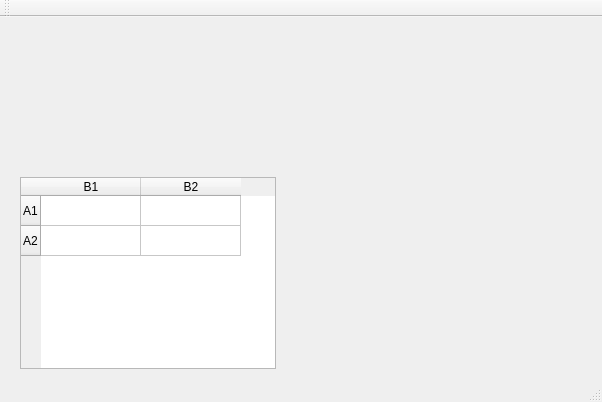
The window that mainwindow.ui (aleax/matrix-game) describes before a commit, drawn with Qt 5.
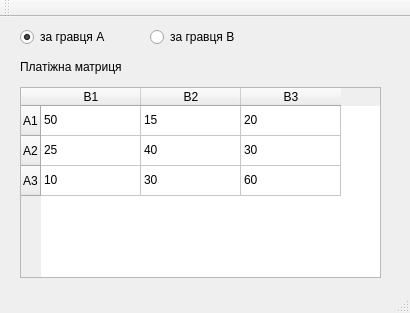
The same window after the commit.

What changed in the file:
```diff
--- a/mainwindow.ui
+++ b/mainwindow.ui
@@ -6,8 +6,8 @@
    <rect>
     <x>0</x>
     <y>0</y>
-    <width>602</width>
-    <height>402</height>
+    <width>410</width>
+    <height>313</height>
    </rect>
   </property>
   <property name="windowTitle">
@@ -18,9 +18,9 @@
     <property name="geometry">
      <rect>
       <x>20</x>
-      <y>160</y>
-      <width>256</width>
-      <height>192</height>
+      <y>70</y>
+      <width>361</width>
+      <height>191</height>
      </rect>
     </property>
     <row>
@@ -33,6 +33,11 @@
       <string>A2</string>
      </property>
     </row>
+    <row>
+     <property name="text">
+      <string>A3</string>
+     </property>
+    </row>
     <column>
      <property name="text">
       <string>B1</string>
@@ -43,6 +48,98 @@
       <string>B2</string>
      </property>
     </column>
+    <column>
+     <property name="text">
+      <string>B3</string>
+     </property>
+    </column>
+    <item row="0" column="0">
+     <property name="text">
+      <string>50</string>
+     </property>
+    </item>
+    <item row="0" column="1">
+     <property name="text">
+      <string>15</string>
+     </property>
+    </item>
+    <item row="0" column="2">
+     <property name="text">
+      <string>20</string>
+     </property>
+    </item>
+    <item row="1" column="0">
+     <property name="text">
+      <string>25</string>
+     </property>
+    </item>
+    <item row="1" column="1">
+     <property name="text">
+      <string>40</string>
+     </property>
+    </item>
+    <item row="1" column="2">
+     <property name="text">
+      <string>30</string>
+     </property>
+    </item>
+    <item row="2" column="0">
+     <property name="text">
+      <string>10</string>
+     </property>
+    </item>
+    <item row="2" column="1">
+     <property name="text">
+      <string>30</string>
+     </property>
+    </item>
+    <item row="2" column="2">
+     <property name="text">
+      <string>60</string>
+     </property>
+    </item>
+   </widget>
+   <widget class="QLabel" name="label">
+    <property name="geometry">
+     <rect>
+      <x>20</x>
+      <y>40</y>
+      <width>351</width>
+      <height>20</height>
+     </rect>
+    </property>
+    <property name="text">
+     <string>Платіжна матриця</string>
+    </property>
+   </widget>
+   <widget class="QRadioButton" name="radioButton">
+    <property name="geometry">
+     <rect>
+      <x>20</x>
+      <y>10</y>
+      <width>104</width>
+      <height>20</height>
+     </rect>
+    </property>
+    <property name="text">
+     <string>за гравця А</string>
+    </property>
+    <property name="checked">
+     <bool>true</bool>
+    </property>
+   </widget>
+   <widget class="QRadioButton" name="radioButton_2">
+    <property name="geometry">
+     <rect>
+      <x>150</x>
+      <y>10</y>
+      <width>104</width>
+      <height>20</height>
+     </rect>
+    </property>
+    <property name="text">
+     <string>за гравця B</string>
+    </property>
    </widget>
   </widget>
   <widget class="QMenuBar" name="menuBar">
```
